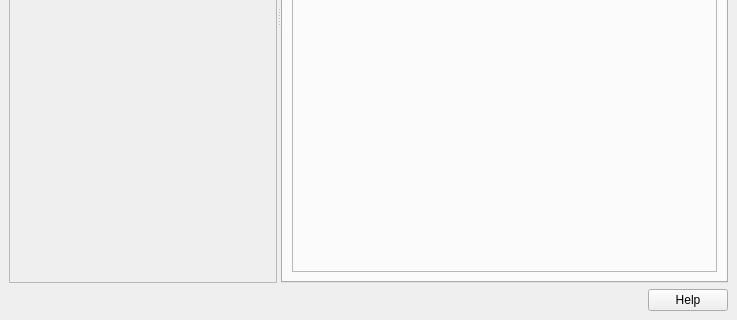
Above: src/ui/qgscomposerbase.ui from qgis/QGIS before the change; both pictures show x 0 to 737 and y 289 to 609 of the 737 by 609 pixel window. Below: the same form after it.
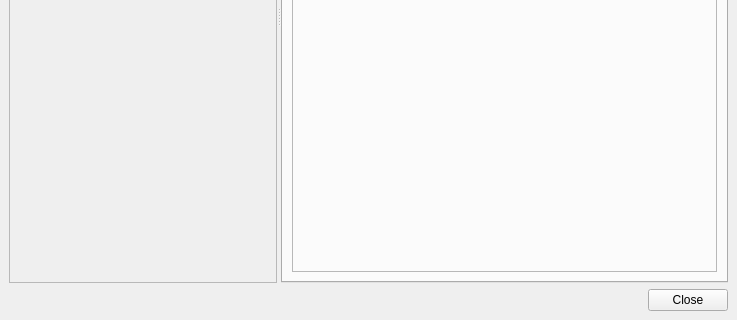
That is the form after the change. Icons and pictures are not drawn.

Diff of the .ui file:
```diff
--- a/src/ui/qgscomposerbase.ui
+++ b/src/ui/qgscomposerbase.ui
@@ -20,7 +20,7 @@
    <property name="mouseTracking">
     <bool>true</bool>
    </property>
-   <layout class="QGridLayout">
+   <layout class="QGridLayout" name="gridLayout">
     <item row="0" column="0">
      <widget class="QSplitter" name="mSplitter">
       <property name="mouseTracking">
@@ -134,9 +134,9 @@
      </widget>
     </item>
     <item row="1" column="0">
-     <widget class="QDialogButtonBox" name="buttonBox">
+     <widget class="QDialogButtonBox" name="mButtonBox">
       <property name="standardButtons">
-       <set>QDialogButtonBox::Help</set>
+       <set>QDialogButtonBox::Close</set>
       </property>
      </widget>
     </item>
```
Left out of the diff: 20 changed lines with no effect on the pictures.
